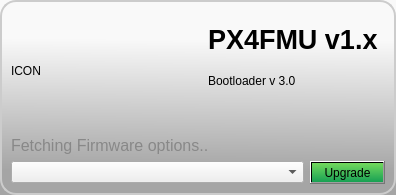
This is src/apps/qupgrade/boardwidget.ui in LorenzMeier/qupgrade as Qt 5 draws it before an edit. The edited form follows.
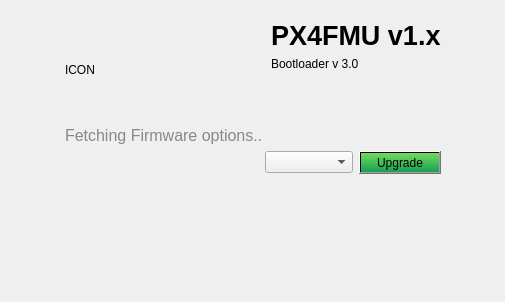
This is the edited form.

Diff of the .ui file:
```diff
--- a/src/apps/qupgrade/boardwidget.ui
+++ b/src/apps/qupgrade/boardwidget.ui
@@ -6,19 +6,15 @@
    <rect>
     <x>0</x>
     <y>0</y>
-    <width>396</width>
-    <height>195</height>
+    <width>505</width>
+    <height>302</height>
    </rect>
   </property>
   <property name="windowTitle">
    <string>Form</string>
   </property>
   <property name="styleSheet">
-   <string notr="true">QWidget#boardWidget {
-    background-color: qlineargradient(spread:pad, x1:0.527222, y1:0.961, x2:0.536946, y2:0.198864, stop:0.103448 rgba(165, 165, 165, 255), stop:1 rgba(249, 249, 249, 255));
-    border-radius: 16px;
-    border: 2px solid #CCCCCC;
-}
+   <string notr="true">
 
 QLabel#boardNameLabel {
 	font-size: 20pt;
@@ -36,48 +32,128 @@
     background-color: qlineargradient(x1: 0, y1: 0, x2: 0, y2: 1, stop: 0 #73D95D, stop: 1 #18A154);
 }</string>
   </property>
-  <layout class="QGridLayout" name="gridLayout" rowstretch="40,40,10,10" columnstretch="40,20,10">
-   <item row="0" column="0" rowspan="2">
+  <layout class="QGridLayout" name="gridLayout_2" rowstretch="1,100" columnstretch="50,1,50">
+   <item row="0" column="0">
+    <spacer name="horizontalSpacer_2">
+     <property name="orientation">
+      <enum>Qt::Horizontal</enum>
+     </property>
+     <property name="sizeHint" stdset="0">
+      <size>
+       <width>22</width>
+       <height>20</height>
+      </size>
+     </property>
+    </spacer>
+   </item>
+   <item row="0" column="1">
+    <widget class="QWidget" name="containerWidget" native="true">
+     <layout class="QGridLayout" name="gridLayout">
+      <item row="0" column="0" rowspan="3" colspan="2">
     <widget class="QLabel" name="iconLabel">
+        <property name="minimumSize">
+         <size>
+          <width>200</width>
+          <height>100</height>
+         </size>
+        </property>
      <property name="text">
       <string>ICON</string>
      </property>
     </widget>
    </item>
-   <item row="0" column="1" colspan="2">
+      <item row="0" column="2" colspan="2">
     <widget class="QLabel" name="boardNameLabel">
      <property name="text">
       <string>PX4FMU v1.x</string>
      </property>
-    </widget>
-   </item>
-   <item row="2" column="0" colspan="3">
+        <property name="alignment">
+         <set>Qt::AlignLeading|Qt::AlignLeft|Qt::AlignTop</set>
+        </property>
+       </widget>
+      </item>
+      <item row="1" column="2" colspan="2">
+       <widget class="QLabel" name="bootloaderLabel">
+        <property name="text">
+         <string>Bootloader v 3.0</string>
+        </property>
+        <property name="alignment">
+         <set>Qt::AlignLeading|Qt::AlignLeft|Qt::AlignTop</set>
+        </property>
+       </widget>
+      </item>
+      <item row="2" column="2" colspan="2">
+       <spacer name="verticalSpacer">
+        <property name="orientation">
+         <enum>Qt::Vertical</enum>
+        </property>
+        <property name="sizeHint" stdset="0">
+         <size>
+          <width>148</width>
+          <height>41</height>
+         </size>
+        </property>
+       </spacer>
+      </item>
+      <item row="3" column="0" colspan="4">
     <widget class="QLabel" name="statusLabel">
      <property name="text">
       <string>Fetching Firmware options..</string>
      </property>
     </widget>
    </item>
-   <item row="3" column="0" colspan="2">
+      <item row="4" column="0">
+       <spacer name="horizontalSpacer">
+        <property name="orientation">
+         <enum>Qt::Horizontal</enum>
+        </property>
+        <property name="sizeHint" stdset="0">
+         <size>
+          <width>187</width>
+          <height>17</height>
+         </size>
+        </property>
+       </spacer>
+      </item>
+      <item row="4" column="1" colspan="2">
     <widget class="QComboBox" name="firmwareComboBox"/>
    </item>
-   <item row="3" column="2">
+      <item row="4" column="3">
     <widget class="QPushButton" name="flashButton">
      <property name="text">
       <string>Upgrade</string>
      </property>
     </widget>
    </item>
-   <item row="1" column="1" colspan="2">
-    <widget class="QLabel" name="bootloaderLabel">
-     <property name="text">
-      <string>Bootloader v 3.0</string>
-     </property>
-     <property name="alignment">
-      <set>Qt::AlignLeading|Qt::AlignLeft|Qt::AlignTop</set>
-     </property>
+     </layout>
     </widget>
    </item>
+   <item row="0" column="2">
+    <spacer name="horizontalSpacer_3">
+     <property name="orientation">
+      <enum>Qt::Horizontal</enum>
+     </property>
+     <property name="sizeHint" stdset="0">
+      <size>
+       <width>22</width>
+       <height>20</height>
+      </size>
+     </property>
+    </spacer>
+   </item>
+   <item row="1" column="0" colspan="3">
+    <spacer name="verticalSpacer_2">
+     <property name="orientation">
+      <enum>Qt::Vertical</enum>
+     </property>
+     <property name="sizeHint" stdset="0">
+      <size>
+       <width>478</width>
+       <height>82</height>
+      </size>
+     </property>
+    </spacer>
+   </item>
   </layout>
  </widget>
  <resources/>
```
Lines whose indentation alone changed are shown as unchanged.
